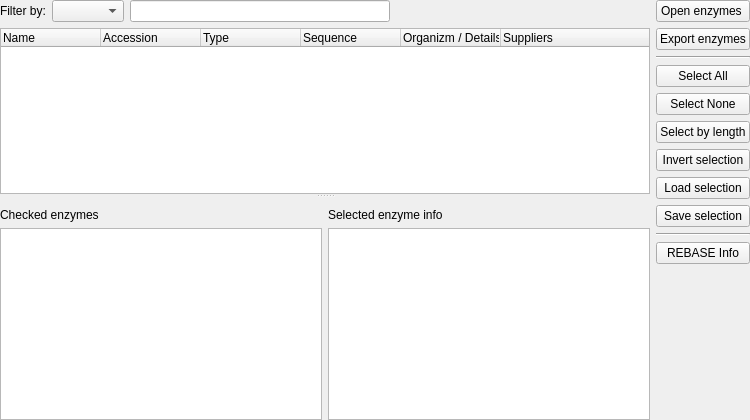
Above: src/plugins/enzymes/src/EnzymesSelectorWidget.ui from ugeneunipro/ugene before the change. Below: the same form after it.
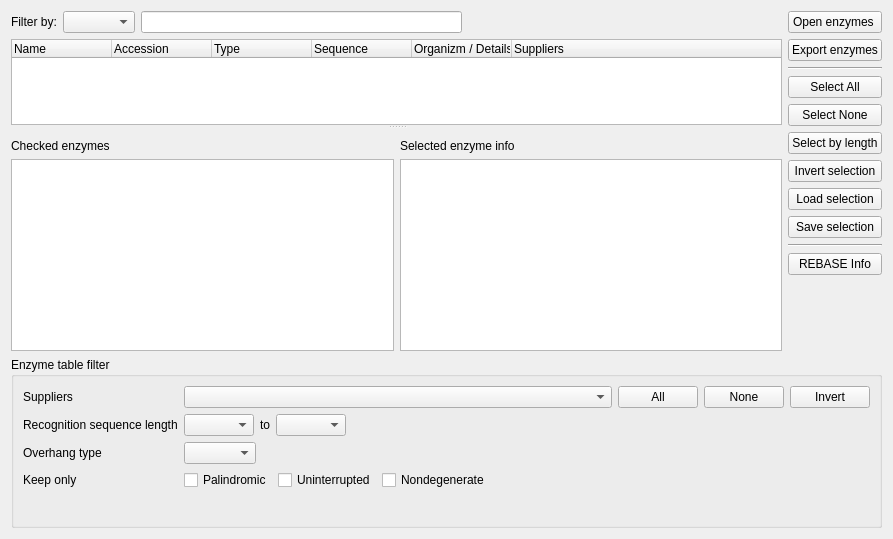
That is the form after the change. Custom widgets are drawn as their Qt base class.

What changed in the file:
```diff
--- a/src/plugins/enzymes/src/EnzymesSelectorWidget.ui
+++ b/src/plugins/enzymes/src/EnzymesSelectorWidget.ui
@@ -2,24 +2,23 @@
 <ui version="4.0">
  <class>EnzymesSelectorWidget</class>
  <widget class="QWidget" name="EnzymesSelectorWidget">
+  <property name="enabled">
+   <bool>true</bool>
+  </property>
   <property name="geometry">
    <rect>
     <x>0</x>
     <y>0</y>
-    <width>750</width>
-    <height>420</height>
+    <width>893</width>
+    <height>539</height>
    </rect>
   </property>
-  <property name="sizePolicy">
-   <sizepolicy hsizetype="Preferred" vsizetype="Preferred">
-    <horstretch>0</horstretch>
-    <verstretch>0</verstretch>
-   </sizepolicy>
-  </property>
   <property name="windowTitle">
    <string>Select enzymes</string>
   </property>
-  <layout class="QHBoxLayout" name="horizontalLayout_3">
+  <layout class="QVBoxLayout" name="verticalLayout_6">
+   <item>
+    <layout class="QHBoxLayout" name="horizontalLayout_3" stretch="10,1">
    <property name="leftMargin">
     <number>0</number>
    </property>
@@ -167,7 +166,10 @@
     </layout>
    </item>
    <item>
-    <layout class="QVBoxLayout" name="verticalLayout_3">
+      <layout class="QVBoxLayout" name="verticalLayout_3" stretch="0,0,0,0,0,0,0,0,0,0,0,1">
+       <property name="spacing">
+        <number>6</number>
+       </property>
      <property name="sizeConstraint">
       <enum>QLayout::SetMinAndMaxSize</enum>
      </property>
@@ -288,7 +290,231 @@
     </layout>
    </item>
   </layout>
- </widget>
+   </item>
+   <item>
+    <widget class="QGroupBox" name="groupBox_3">
+     <property name="title">
+      <string>Enzyme table filter</string>
+     </property>
+     <layout class="QVBoxLayout" name="verticalLayout_5">
+      <property name="spacing">
+       <number>6</number>
+      </property>
+      <item>
+       <layout class="QGridLayout" name="gridLayout">
+        <property name="bottomMargin">
+         <number>6</number>
+        </property>
+        <item row="0" column="0">
+         <widget class="QLabel" name="label_5">
+          <property name="text">
+           <string>Suppliers</string>
+          </property>
+         </widget>
+        </item>
+        <item row="2" column="1">
+         <layout class="QHBoxLayout" name="horizontalLayout_5">
+          <item>
+           <widget class="QComboBox" name="cbOverhangType"/>
+          </item>
+          <item>
+           <spacer name="horizontalSpacer_5">
+            <property name="orientation">
+             <enum>Qt::Orientation::Horizontal</enum>
+            </property>
+            <property name="sizeHint" stdset="0">
+             <size>
+              <width>530</width>
+              <height>20</height>
+             </size>
+            </property>
+           </spacer>
+          </item>
+         </layout>
+        </item>
+        <item row="0" column="1">
+         <layout class="QHBoxLayout" name="horizontalLayout">
+          <item>
+           <widget class="U2::ComboBoxWithCheckBoxes" name="cbSuppliers">
+            <property name="sizePolicy">
+             <sizepolicy hsizetype="Expanding" vsizetype="Fixed">
+              <horstretch>0</horstretch>
+              <verstretch>0</verstretch>
+             </sizepolicy>
+            </property>
+           </widget>
+          </item>
+          <item>
+           <widget class="QPushButton" name="pbSelectAll">
+            <property name="text">
+             <string>All</string>
+            </property>
+           </widget>
+          </item>
+          <item>
+           <widget class="QPushButton" name="pbSelectNone">
+            <property name="text">
+             <string>None</string>
+            </property>
+           </widget>
+          </item>
+          <item>
+           <widget class="QPushButton" name="pbInvertSelection">
+            <property name="text">
+             <string>Invert</string>
+            </property>
+           </widget>
+          </item>
+         </layout>
+        </item>
+        <item row="2" column="0">
+         <widget class="QLabel" name="label_7">
+          <property name="text">
+           <string>Overhang type</string>
+          </property>
+         </widget>
+        </item>
+        <item row="1" column="1">
+         <layout class="QHBoxLayout" name="horizontalLayout_4">
+          <item>
+           <widget class="QComboBox" name="cbMinLength">
+            <property name="minimumSize">
+             <size>
+              <width>70</width>
+              <height>0</height>
+             </size>
+            </property>
+           </widget>
+          </item>
+          <item>
+           <widget class="QLabel" name="label_4">
+            <property name="text">
+             <string>to</string>
+            </property>
+            <property name="alignment">
+             <set>Qt::AlignmentFlag::AlignCenter</set>
+            </property>
+           </widget>
+          </item>
+          <item>
+           <widget class="QComboBox" name="cbMaxLength">
+            <property name="minimumSize">
+             <size>
+              <width>70</width>
+              <height>0</height>
+             </size>
+            </property>
+            <property name="currentText">
+             <string/>
+            </property>
+           </widget>
+          </item>
+          <item>
+           <spacer name="horizontalSpacer_4">
+            <property name="orientation">
+             <enum>Qt::Orientation::Horizontal</enum>
+            </property>
+            <property name="sizeHint" stdset="0">
+             <size>
+              <width>530</width>
+              <height>20</height>
+             </size>
+            </property>
+           </spacer>
+          </item>
+         </layout>
+        </item>
+        <item row="1" column="0">
+         <widget class="QLabel" name="label_6">
+          <property name="text">
+           <string>Recognition sequence length</string>
+          </property>
+         </widget>
+        </item>
+        <item row="3" column="0">
+         <widget class="QLabel" name="label_8">
+          <property name="text">
+           <string>Keep only</string>
+          </property>
+         </widget>
+        </item>
+        <item row="3" column="1">
+         <layout class="QHBoxLayout" name="horizontalLayout_2">
+          <item>
+           <widget class="QCheckBox" name="cbShowPalindromic">
+            <property name="toolTip">
+             <string>Forward and reverse-complementary enzyme strands are equal</string>
+            </property>
+            <property name="text">
+             <string>Palindromic</string>
+            </property>
+            <property name="checked">
+             <bool>false</bool>
+            </property>
+           </widget>
+          </item>
+          <item>
+           <widget class="QCheckBox" name="cbShowUninterrupted">
+            <property name="toolTip">
+             <string>No internal N's</string>
+            </property>
+            <property name="text">
+             <string>Uninterrupted</string>
+            </property>
+            <property name="checked">
+             <bool>false</bool>
+            </property>
+           </widget>
+          </item>
+          <item>
+           <widget class="QCheckBox" name="cbShowNondegenerate">
+            <property name="toolTip">
+             <string>No extended DNA alphabet symbols (A, C, G, T and N only)</string>
+            </property>
+            <property name="text">
+             <string>Nondegenerate</string>
+            </property>
+            <property name="checked">
+             <bool>false</bool>
+            </property>
+           </widget>
+          </item>
+          <item>
+           <spacer name="horizontalSpacer_2">
+            <property name="orientation">
+             <enum>Qt::Orientation::Horizontal</enum>
+            </property>
+            <property name="sizeHint" stdset="0">
+             <size>
+              <width>336</width>
+              <height>20</height>
+             </size>
+            </property>
+           </spacer>
+          </item>
+         </layout>
+        </item>
+       </layout>
+      </item>
+      <item>
+       <widget class="QLabel" name="statusLabel">
+        <property name="text">
+         <string>&lt;status label&gt;</string>
+        </property>
+       </widget>
+      </item>
+     </layout>
+    </widget>
+   </item>
+  </layout>
+ </widget>
+ <customwidgets>
+  <customwidget>
+   <class>U2::ComboBoxWithCheckBoxes</class>
+   <extends>QComboBox</extends>
+   <header location="global">U2Gui/ComboBoxWithCheckBoxes.h</header>
+  </customwidget>
+ </customwidgets>
  <resources/>
  <connections/>
 </ui>
```
Left out of the diff: 22 changed lines with no effect on the pictures. Lines whose indentation alone changed are shown as unchanged.
